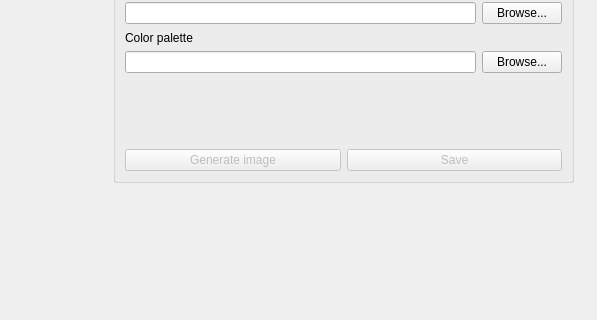
AlexBrence/CT_2.0, file mainwindow.ui: the form before one commit; both pictures show x 657 to 1254 and y 198 to 518 of the 1254 by 793 pixel window.
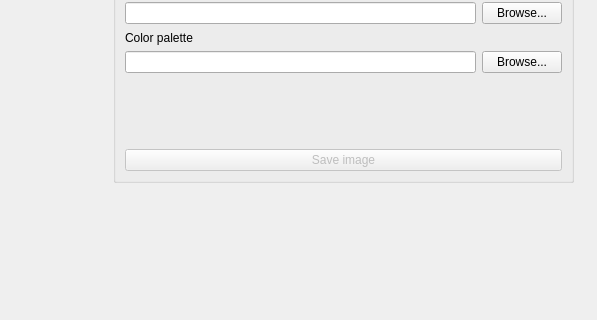
The form after the commit. Custom widgets are drawn as their Qt base class.

Commit message: Added drag and drop options, removed 'Generate' button as it generates the image automatically now

Diff of the .ui file:
```diff
--- a/mainwindow.ui
+++ b/mainwindow.ui
@@ -121,23 +121,13 @@
      </item>
      <item row="1" column="0">
       <layout class="QHBoxLayout" name="horizontalLayout_3">
-       <item alignment="Qt::AlignBottom">
-        <widget class="QPushButton" name="pbGenerate">
-         <property name="enabled">
-          <bool>false</bool>
-         </property>
-         <property name="text">
-          <string>Generate image</string>
-         </property>
-        </widget>
-       </item>
        <item alignment="Qt::AlignBottom">
         <widget class="QPushButton" name="pbSave">
          <property name="enabled">
           <bool>false</bool>
          </property>
          <property name="text">
-          <string>Save</string>
+          <string>Save image</string>
          </property>
         </widget>
        </item>
@@ -175,6 +165,11 @@
    <header>canvas.h</header>
    <container>1</container>
   </customwidget>
+  <customwidget>
+   <class>CLineEditDragDrop</class>
+   <extends>QLineEdit</extends>
+   <header>lineeditdragdrop.h</header>
+  </customwidget>
  </customwidgets>
  <resources/>
  <connections/>
```
Left out of the diff: 4 changed lines with no effect on the pictures. The commit also changes 7 other files.
